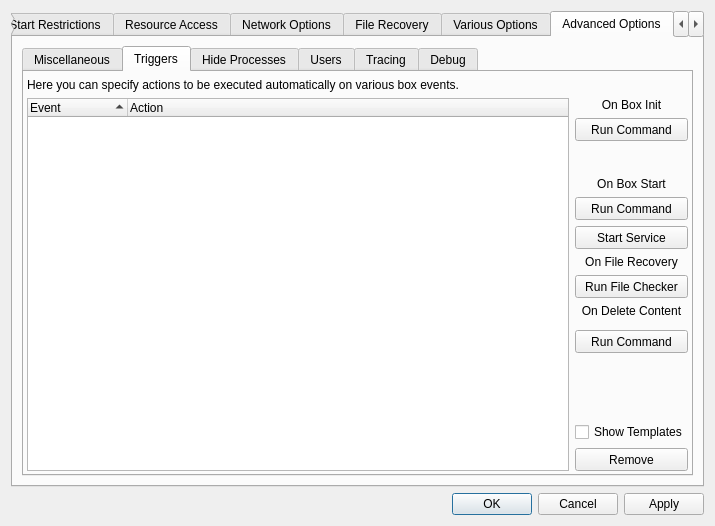
Qt form SandboxiePlus/SandMan/Forms/OptionsWindow.ui (sandboxie-plus/Sandboxie) before a commit.
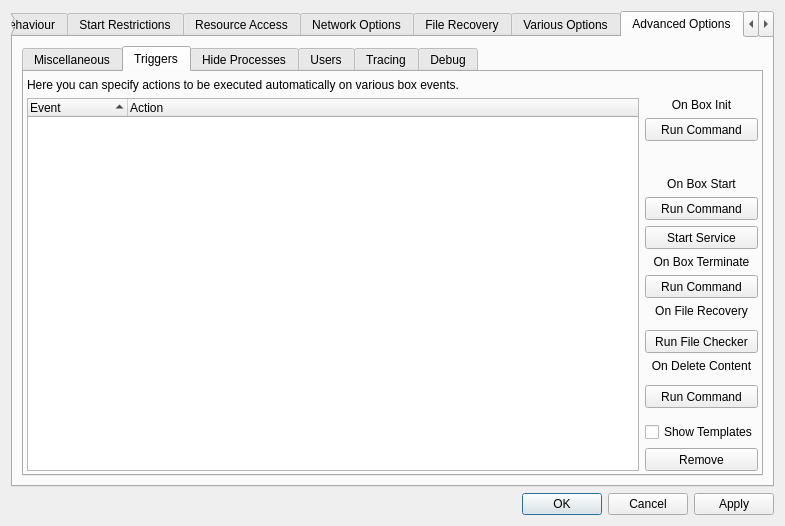
The same form after that commit. The open tabs and pages were chosen to show the change.

Commit message: This submission completes the foreground UI and the data writing part of the“On Terminate” trigger, but it remains to complete the actual trigger part.

```diff
--- a/SandboxiePlus/SandMan/Forms/OptionsWindow.ui
+++ b/SandboxiePlus/SandMan/Forms/OptionsWindow.ui
@@ -6,7 +6,7 @@
    <rect>
     <x>0</x>
     <y>0</y>
-    <width>715</width>
+    <width>785</width>
     <height>526</height>
    </rect>
   </property>
@@ -3732,7 +3732,7 @@
             </font>
            </property>
            <property name="currentIndex">
-            <number>4</number>
+            <number>1</number>
            </property>
            <widget class="QWidget" name="tabMisc">
             <attribute name="title">
@@ -3849,8 +3849,8 @@
              <property name="bottomMargin">
               <number>3</number>
              </property>
-             <item row="15" column="1">
-              <widget class="QToolButton" name="btnAddDeleteCmd">
+             <item row="21" column="1">
+              <widget class="QToolButton" name="btnDelAuto">
                <property name="sizePolicy">
                 <sizepolicy hsizetype="Preferred" vsizetype="Fixed">
                  <horstretch>0</horstretch>
@@ -3863,11 +3863,21 @@
                  <height>23</height>
                 </size>
                </property>
+               <property name="text">
+                <string>Remove</string>
+               </property>
+              </widget>
+             </item>
+             <item row="13" column="1">
+              <widget class="QLabel" name="label_68">
                <property name="toolTip">
-                <string>This command will be run before the box content will be deleted</string>
+                <string>These commands are run UNBOXED just before the box content is deleted</string>
                </property>
                <property name="text">
-                <string>Run Command</string>
+                <string>On File Recovery</string>
+               </property>
+               <property name="alignment">
+                <set>Qt::AlignCenter</set>
                </property>
               </widget>
              </item>
@@ -3890,7 +3900,46 @@
                </property>
               </widget>
              </item>
-             <item row="1" column="0" rowspan="18">
+             <item row="1" column="1">
+              <widget class="QLabel" name="label_66">
+               <property name="toolTip">
+                <string>These commands are executed only when a box is initialized. To make them run again, the box content must be deleted.</string>
+               </property>
+               <property name="text">
+                <string>On Box Init</string>
+               </property>
+               <property name="alignment">
+                <set>Qt::AlignCenter</set>
+               </property>
+              </widget>
+             </item>
+             <item row="19" column="1">
+              <spacer name="verticalSpacer_4">
+               <property name="orientation">
+                <enum>Qt::Vertical</enum>
+               </property>
+               <property name="sizeHint" stdset="0">
+                <size>
+                 <width>20</width>
+                 <height>40</height>
+                </size>
+               </property>
+              </spacer>
+             </item>
+             <item row="16" column="1">
+              <widget class="QLabel" name="label_67">
+               <property name="toolTip">
+                <string>These commands are run UNBOXED just before the box content is deleted</string>
+               </property>
+               <property name="text">
+                <string>On Delete Content</string>
+               </property>
+               <property name="alignment">
+                <set>Qt::AlignCenter</set>
+               </property>
+              </widget>
+             </item>
+             <item row="1" column="0" rowspan="21">
               <widget class="QTreeWidget" name="treeTriggers">
                <property name="sortingEnabled">
                 <bool>true</bool>
@@ -3913,26 +3962,29 @@
               </widget>
              </item>
              <item row="11" column="1">
-              <widget class="QLabel" name="label_68">
+              <widget class="QLabel" name="label_18">
                <property name="toolTip">
-                <string>These commands are run UNBOXED just before the box content is deleted</string>
+                <string>This command runs after all processes in the sandbox have finished.</string>
                </property>
                <property name="text">
-                <string>On File Recovery</string>
+                <string>On Box Terminate</string>
                </property>
                <property name="alignment">
                 <set>Qt::AlignCenter</set>
                </property>
               </widget>
              </item>
-             <item row="17" column="1">
-              <widget class="QCheckBox" name="chkShowTriggersTmpl">
+             <item row="0" column="0">
+              <widget class="QLabel" name="label_32">
                <property name="text">
-                <string>Show Templates</string>
+                <string>Here you can specify actions to be executed automatically on various box events.</string>
+               </property>
+               <property name="wordWrap">
+                <bool>true</bool>
                </property>
               </widget>
              </item>
-             <item row="12" column="1">
+             <item row="15" column="1">
               <widget class="QToolButton" name="btnAddRecoveryCmd">
                <property name="sizePolicy">
                 <sizepolicy hsizetype="Preferred" vsizetype="Fixed">
@@ -3954,80 +4006,6 @@
                </property>
               </widget>
              </item>
-             <item row="18" column="1">
-              <widget class="QToolButton" name="btnDelAuto">
-               <property name="sizePolicy">
-                <sizepolicy hsizetype="Preferred" vsizetype="Fixed">
-                 <horstretch>0</horstretch>
-                 <verstretch>0</verstretch>
-                </sizepolicy>
-               </property>
-               <property name="minimumSize">
-                <size>
-                 <width>0</width>
-                 <height>23</height>
-                </size>
-               </property>
-               <property name="text">
-                <string>Remove</string>
-               </property>
-              </widget>
-             </item>
-             <item row="16" column="1">
-              <spacer name="verticalSpacer_4">
-               <property name="orientation">
-                <enum>Qt::Vertical</enum>
-               </property>
-               <property name="sizeHint" stdset="0">
-                <size>
-                 <width>20</width>
-                 <height>40</height>
-                </size>
-               </property>
-              </spacer>
-             </item>
-             <item row="1" column="1">
-              <widget class="QLabel" name="label_66">
-               <property name="toolTip">
-                <string>These commands are executed only when a box is initialized. To make them run again, the box content must be deleted.</string>
-               </property>
-               <property name="text">
-                <string>On Box Init</string>
-               </property>
-               <property name="alignment">
-                <set>Qt::AlignCenter</set>
-               </property>
-              </widget>
-             </item>
-             <item row="0" column="0">
-              <widget class="QLabel" name="label_32">
-               <property name="text">
-                <string>Here you can specify actions to be executed automatically on various box events.</string>
-               </property>
-               <property name="wordWrap">
-                <bool>true</bool>
-               </property>
-              </widget>
-             </item>
-             <item row="2" column="1">
-              <widget class="QToolButton" name="btnAddAutoExec">
-               <property name="sizePolicy">
-                <sizepolicy hsizetype="Preferred" vsizetype="Fixed">
-                 <horstretch>0</horstretch>
-                 <verstretch>0</verstretch>
-                </sizepolicy>
-               </property>
-               <property name="minimumSize">
-                <size>
-                 <width>0</width>
-                 <height>23</height>
-                </size>
-               </property>
-               <property name="text">
-                <string>Run Command</string>
-               </property>
-              </widget>
-             </item>
              <item row="8" column="1">
               <widget class="QLabel" name="label_33">
                <property name="toolTip">
@@ -4041,6 +4019,35 @@
                </property>
               </widget>
              </item>
+             <item row="18" column="1">
+              <widget class="QToolButton" name="btnAddDeleteCmd">
+               <property name="sizePolicy">
+                <sizepolicy hsizetype="Preferred" vsizetype="Fixed">
+                 <horstretch>0</horstretch>
+                 <verstretch>0</verstretch>
+                </sizepolicy>
+               </property>
+               <property name="minimumSize">
+                <size>
+                 <width>0</width>
+                 <height>23</height>
+                </size>
+               </property>
+               <property name="toolTip">
+                <string>This command will be run before the box content will be deleted</string>
+               </property>
+               <property name="text">
+                <string>Run Command</string>
+               </property>
+              </widget>
+             </item>
+             <item row="20" column="1">
+              <widget class="QCheckBox" name="chkShowTriggersTmpl">
+               <property name="text">
+                <string>Show Templates</string>
+               </property>
+              </widget>
+             </item>
              <item row="10" column="1">
               <widget class="QToolButton" name="btnAddAutoSvc">
                <property name="sizePolicy">
@@ -4060,16 +4067,41 @@
                </property>
               </widget>
              </item>
-             <item row="13" column="1">
-              <widget class="QLabel" name="label_67">
-               <property name="toolTip">
-                <string>These commands are run UNBOXED just before the box content is deleted</string>
+             <item row="2" column="1">
+              <widget class="QToolButton" name="btnAddAutoExec">
+               <property name="sizePolicy">
+                <sizepolicy hsizetype="Preferred" vsizetype="Fixed">
+                 <horstretch>0</horstretch>
+                 <verstretch>0</verstretch>
+                </sizepolicy>
                </property>
+               <property name="minimumSize">
+                <size>
+                 <width>0</width>
+                 <height>23</height>
+                </size>
+               </property>
                <property name="text">
-                <string>On Delete Content</string>
+                <string>Run Command</string>
                </property>
-               <property name="alignment">
-                <set>Qt::AlignCenter</set>
+              </widget>
+             </item>
+             <item row="12" column="1">
+              <widget class="QToolButton" name="btnAddTerminateCmd">
+               <property name="sizePolicy">
+                <sizepolicy hsizetype="Preferred" vsizetype="Preferred">
+                 <horstretch>0</horstretch>
+                 <verstretch>0</verstretch>
+                </sizepolicy>
+               </property>
+               <property name="minimumSize">
+                <size>
+                 <width>0</width>
+                 <height>23</height>
+                </size>
+               </property>
+               <property name="text">
+                <string>Run Command</string>
                </property>
               </widget>
              </item>
@@ -4473,8 +4505,8 @@
                  <rect>
                   <x>0</x>
                   <y>0</y>
-                  <width>98</width>
-                  <height>28</height>
+                  <width>92</width>
+                  <height>16</height>
                  </rect>
                 </property>
                 <layout class="QGridLayout" name="dbgLayout">
```
The commit also changes 2 other files.
